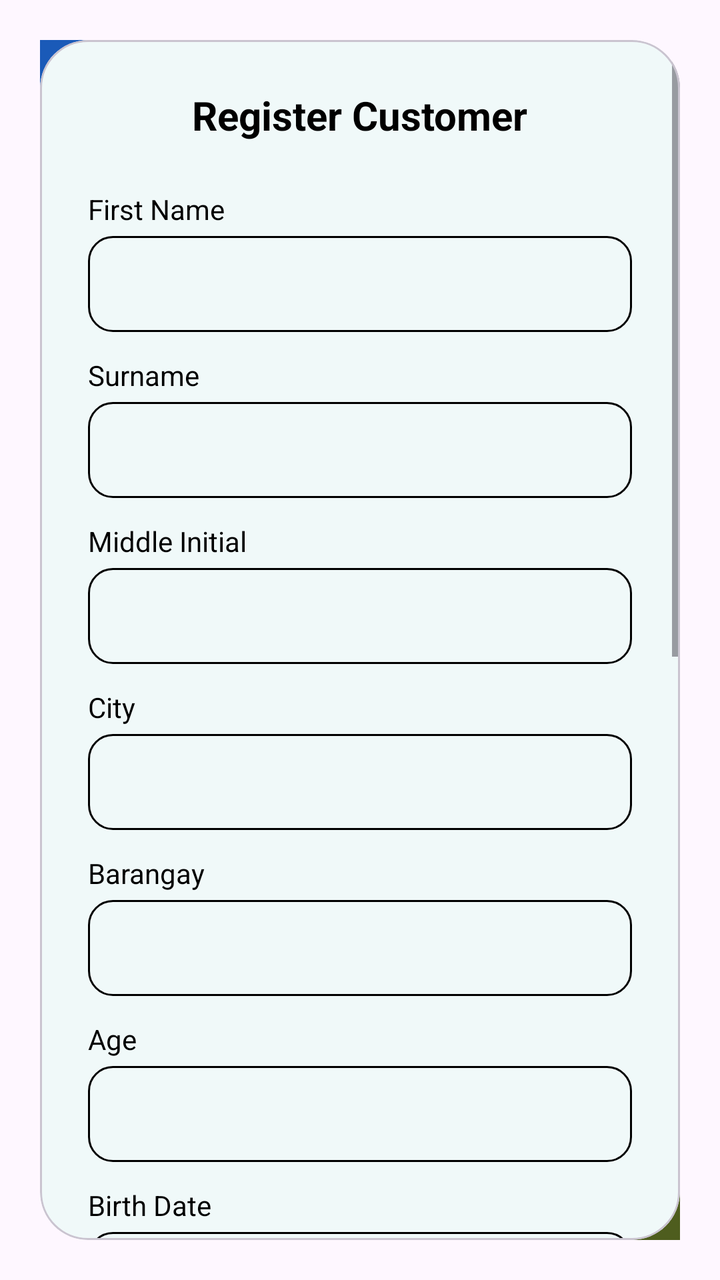
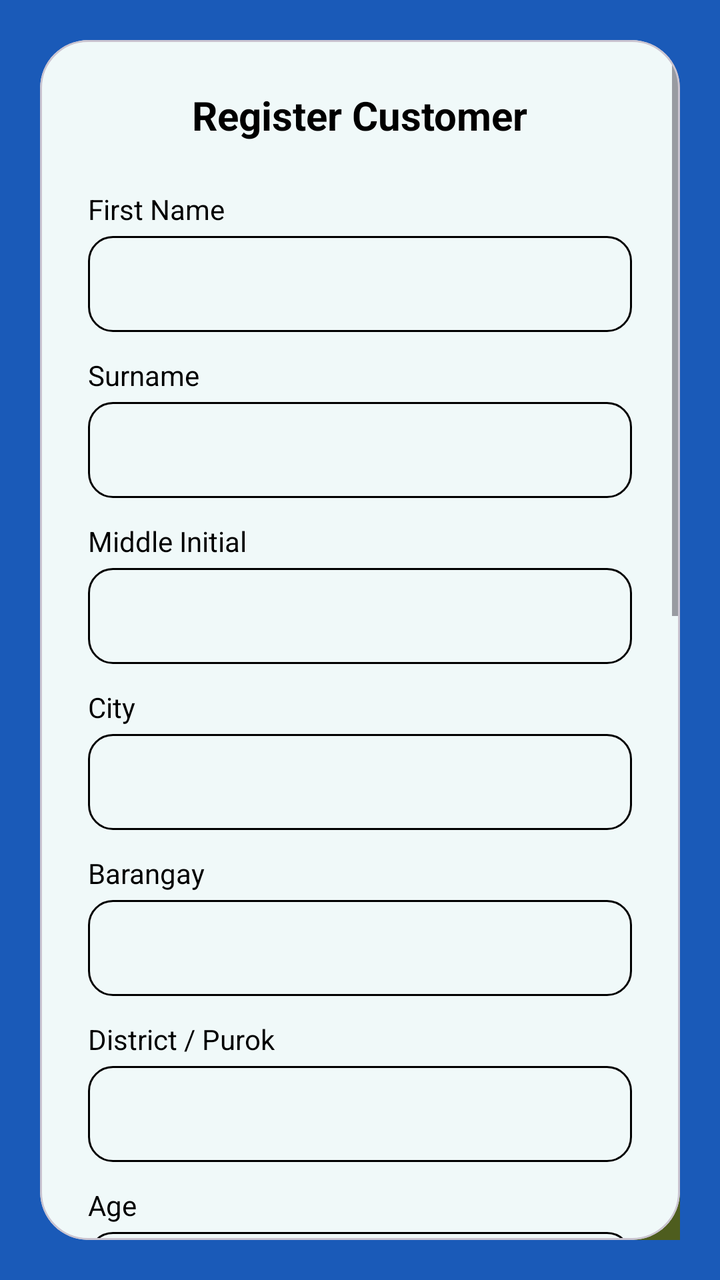

Screens rendered from an Android XML layout before and after an edit, with the pre-edit source and the edit as a unified diff.
<!-- AndroidManifest.xml: application theme Theme.PharmaFind -->
<!-- res/layout/dialog_register_customer.xml -->
<?xml version="1.0" encoding="utf-8"?>
<androidx.constraintlayout.widget.ConstraintLayout xmlns:android="http://schemas.android.com/apk/res/android"
    xmlns:app="http://schemas.android.com/apk/res-auto"
    android:layout_width="match_parent"
    android:layout_height="wrap_content"
    android:background="@color/primary_dark"
    android:padding="20dp">

    
    <View
        android:layout_width="150dp"
        android:layout_height="150dp"
        android:background="@drawable/circle_background"
        android:backgroundTint="#1A5AB8"
        android:layout_marginTop="-75dp"
        android:layout_marginStart="-75dp"
        app:layout_constraintTop_toTopOf="parent"
        app:layout_constraintStart_toStartOf="parent" />

    <View
        android:layout_width="150dp"
        android:layout_height="150dp"
        android:background="@drawable/circle_background"
        android:backgroundTint="#4E5D1E"
        android:layout_marginBottom="-75dp"
        android:layout_marginEnd="-75dp"
        app:layout_constraintBottom_toBottomOf="parent"
        app:layout_constraintEnd_toEndOf="parent" />

    <com.google.android.material.card.MaterialCardView
        android:layout_width="match_parent"
        android:layout_height="wrap_content"
        app:cardCornerRadius="24dp"
        app:cardElevation="0dp"
        app:cardBackgroundColor="#F0F9F9"
        app:layout_constraintTop_toTopOf="parent"
        app:layout_constraintBottom_toBottomOf="parent"
        app:layout_constrainedHeight="true">

        <ScrollView
            android:layout_width="match_parent"
            android:layout_height="wrap_content">

            <LinearLayout
                android:layout_width="match_parent"
                android:layout_height="wrap_content"
                android:orientation="vertical"
                android:padding="24dp">

                <TextView
                    android:id="@+id/tvRegisterTitle"
                    android:layout_width="wrap_content"
                    android:layout_height="wrap_content"
                    android:layout_gravity="center"
                    android:text="@string/register_customer"
                    android:textColor="@color/black"
                    android:textSize="20sp"
                    android:textStyle="bold"
                    android:layout_marginBottom="24dp"/>

                <TextView
                    android:layout_width="wrap_content"
                    android:layout_height="wrap_content"
                    android:text="@string/first_name"
                    android:textColor="@color/black"
                    android:textSize="14sp" />

                <EditText
                    android:id="@+id/etFirstName"
                    android:layout_width="match_parent"
                    android:layout_height="48dp"
                    android:layout_marginTop="4dp"
                    android:layout_marginBottom="12dp"
                    android:background="@drawable/edittext_background"
                    android:paddingHorizontal="12dp"
                    android:inputType="textPersonName" />

                <TextView
                    android:layout_width="wrap_content"
                    android:layout_height="wrap_content"
                    android:text="@string/surname"
                    android:textColor="@color/black"
                    android:textSize="14sp" />

                <EditText
                    android:id="@+id/etSurname"
                    android:layout_width="match_parent"
                    android:layout_height="48dp"
                    android:layout_marginTop="4dp"
                    android:layout_marginBottom="12dp"
                    android:background="@drawable/edittext_background"
                    android:paddingHorizontal="12dp"
                    android:inputType="textPersonName" />

                <TextView
                    android:layout_width="wrap_content"
                    android:layout_height="wrap_content"
                    android:text="@string/middle_initial"
                    android:textColor="@color/black"
                    android:textSize="14sp" />

                <EditText
                    android:id="@+id/etMiddleInitial"
                    android:layout_width="match_parent"
                    android:layout_height="48dp"
                    android:layout_marginTop="4dp"
                    android:layout_marginBottom="12dp"
                    android:background="@drawable/edittext_background"
                    android:paddingHorizontal="12dp"
                    android:inputType="text" />

                <TextView
                    android:layout_width="wrap_content"
                    android:layout_height="wrap_content"
                    android:text="@string/city"
                    android:textColor="@color/black"
                    android:textSize="14sp" />

                <EditText
                    android:id="@+id/etCity"
                    android:layout_width="match_parent"
                    android:layout_height="48dp"
                    android:layout_marginTop="4dp"
                    android:layout_marginBottom="12dp"
                    android:background="@drawable/edittext_background"
                    android:paddingHorizontal="12dp"
                    android:inputType="text" />

                <TextView
                    android:layout_width="wrap_content"
                    android:layout_height="wrap_content"
                    android:text="@string/barangay"
                    android:textColor="@color/black"
                    android:textSize="14sp" />

                <EditText
                    android:id="@+id/etBarangay"
                    android:layout_width="match_parent"
                    android:layout_height="48dp"
                    android:layout_marginTop="4dp"
                    android:layout_marginBottom="12dp"
                    android:background="@drawable/edittext_background"
                    android:paddingHorizontal="12dp"
                    android:inputType="text" />

                <TextView
                    android:layout_width="wrap_content"
                    android:layout_height="wrap_content"
                    android:text="@string/age"
                    android:textColor="@color/black"
                    android:textSize="14sp" />

                <EditText
                    android:id="@+id/etAge"
                    android:layout_width="match_parent"
                    android:layout_height="48dp"
                    android:layout_marginTop="4dp"
                    android:layout_marginBottom="12dp"
                    android:background="@drawable/edittext_background"
                    android:paddingHorizontal="12dp"
                    android:inputType="number" />

                <TextView
                    android:layout_width="wrap_content"
                    android:layout_height="wrap_content"
                    android:text="@string/birth_date"
                    android:textColor="@color/black"
                    android:textSize="14sp" />

                <EditText
                    android:id="@+id/etBirthDate"
                    android:layout_width="match_parent"
                    android:layout_height="48dp"
                    android:layout_marginTop="4dp"
                    android:layout_marginBottom="12dp"
                    android:background="@drawable/edittext_background"
                    android:paddingHorizontal="12dp"
                    android:inputType="date" />

                <TextView
                    android:layout_width="wrap_content"
                    android:layout_height="wrap_content"
                    android:text="@string/email"
                    android:textColor="@color/black"
                    android:textSize="14sp" />

                <EditText
                    android:id="@+id/etEmail"
                    android:layout_width="match_parent"
                    android:layout_height="48dp"
                    android:layout_marginTop="4dp"
                    android:layout_marginBottom="12dp"
                    android:background="@drawable/edittext_background"
                    android:paddingHorizontal="12dp"
                    android:inputType="textEmailAddress" />

                <TextView
                    android:layout_width="wrap_content"
                    android:layout_height="wrap_content"
                    android:text="@string/contact"
                    android:textColor="@color/black"
                    android:textSize="14sp" />

                <EditText
                    android:id="@+id/etContact"
                    android:layout_width="match_parent"
                    android:layout_height="48dp"
                    android:layout_marginTop="4dp"
                    android:layout_marginBottom="12dp"
                    android:background="@drawable/edittext_background"
                    android:paddingHorizontal="12dp"
                    android:inputType="phone" />

                <TextView
                    android:layout_width="wrap_content"
                    android:layout_height="wrap_content"
                    android:text="@string/username"
                    android:textColor="@color/black"
                    android:textSize="14sp" />

                <EditText
                    android:id="@+id/etUsername"
                    android:layout_width="match_parent"
                    android:layout_height="48dp"
                    android:layout_marginTop="4dp"
                    android:layout_marginBottom="12dp"
                    android:background="@drawable/edittext_background"
                    android:paddingHorizontal="12dp"
                    android:inputType="text" />

                <TextView
                    android:layout_width="wrap_content"
                    android:layout_height="wrap_content"
                    android:text="@string/password"
                    android:textColor="@color/black"
                    android:textSize="14sp" />

                <EditText
                    android:id="@+id/etPassword"
                    android:layout_width="match_parent"
                    android:layout_height="48dp"
                    android:layout_marginTop="4dp"
                    android:layout_marginBottom="12dp"
                    android:background="@drawable/edittext_background"
                    android:paddingHorizontal="12dp"
                    android:inputType="textPassword" />

                <TextView
                    android:layout_width="wrap_content"
                    android:layout_height="wrap_content"
                    android:text="@string/confirm_password"
                    android:textColor="@color/black"
                    android:textSize="14sp" />

                <EditText
                    android:id="@+id/etConfirmPassword"
                    android:layout_width="match_parent"
                    android:layout_height="48dp"
                    android:layout_marginTop="4dp"
                    android:layout_marginBottom="24dp"
                    android:background="@drawable/edittext_background"
                    android:paddingHorizontal="12dp"
                    android:inputType="textPassword" />

                <com.google.android.material.button.MaterialButton
                    android:id="@+id/btnSubmitRegister"
                    android:layout_width="match_parent"
                    android:layout_height="60dp"
                    android:text="@string/register"
                    android:textAllCaps="false"
                    app:cornerRadius="30dp"
                    app:backgroundTint="@color/primary_teal" />

            </LinearLayout>
        </ScrollView>
    </com.google.android.material.card.MaterialCardView>

</androidx.constraintlayout.widget.ConstraintLayout>
<!-- resources referenced by this layout -->
<resources>
  <color name="black">#FF000000</color>
  <color name="primary_teal">#3A8E9D</color>
  <!-- drawable circle_background (drawable) -->
  <?xml version="1.0" encoding="utf-8"?>
  <shape xmlns:android="http://schemas.android.com/apk/res/android"
      android:shape="oval">
      <solid android:color="#A0D8D8" />
  </shape>
  <!-- drawable edittext_background (drawable) -->
  <?xml version="1.0" encoding="utf-8"?>
  <shape xmlns:android="http://schemas.android.com/apk/res/android">
      <corners android:radius="12dp" />
      <stroke android:width="1dp" android:color="#000000" />
      <solid android:color="@android:color/transparent" />
  </shape>
  <string name="age">Age</string>
  <string name="barangay">Barangay</string>
  <string name="birth_date">Birth Date</string>
  <string name="city">City</string>
  <string name="confirm_password">Confirm Password</string>
  <string name="contact">Contact</string>
  <string name="email">Email</string>
  <string name="first_name">First Name</string>
  <string name="middle_initial">Middle Initial</string>
  <string name="password">Password</string>
  <string name="register">Register</string>
  <string name="register_customer">Register Customer</string>
  <string name="surname">Surname</string>
  <string name="username">Username</string>
  <style name="Theme.PharmaFind" parent="Base.Theme.PharmaFind" />
  <style name="Base.Theme.PharmaFind" parent="Theme.Material3.DayNight.NoActionBar">
          
          
      </style>
</resources>

<!-- the commit's change to res/layout/dialog_register_customer.xml (unified diff, before → after) -->
@@ -73,6 +73,7 @@
                     android:layout_marginBottom="12dp"
                     android:background="@drawable/edittext_background"
                     android:paddingHorizontal="12dp"
+                    android:textColor="@color/black"
                     android:inputType="textPersonName" />
 
                 <TextView
@@ -90,6 +91,7 @@
                     android:layout_marginBottom="12dp"
                     android:background="@drawable/edittext_background"
                     android:paddingHorizontal="12dp"
+                    android:textColor="@color/black"
                     android:inputType="textPersonName" />
 
                 <TextView
@@ -107,6 +109,7 @@
                     android:layout_marginBottom="12dp"
                     android:background="@drawable/edittext_background"
                     android:paddingHorizontal="12dp"
+                    android:textColor="@color/black"
                     android:inputType="text" />
 
                 <TextView
@@ -124,6 +127,7 @@
                     android:layout_marginBottom="12dp"
                     android:background="@drawable/edittext_background"
                     android:paddingHorizontal="12dp"
+                    android:textColor="@color/black"
                     android:inputType="text" />
 
                 <TextView
@@ -141,6 +145,25 @@
                     android:layout_marginBottom="12dp"
                     android:background="@drawable/edittext_background"
                     android:paddingHorizontal="12dp"
+                    android:textColor="@color/black"
+                    android:inputType="text" />
+
+                <TextView
+                    android:layout_width="wrap_content"
+                    android:layout_height="wrap_content"
+                    android:text="@string/district"
+                    android:textColor="@color/black"
+                    android:textSize="14sp" />
+
+                <EditText
+                    android:id="@+id/etDistrict"
+                    android:layout_width="match_parent"
+                    android:layout_height="48dp"
+                    android:layout_marginTop="4dp"
+                    android:layout_marginBottom="12dp"
+                    android:background="@drawable/edittext_background"
+                    android:paddingHorizontal="12dp"
+                    android:textColor="@color/black"
                     android:inputType="text" />
 
                 <TextView
@@ -158,6 +181,7 @@
                     android:layout_marginBottom="12dp"
                     android:background="@drawable/edittext_background"
                     android:paddingHorizontal="12dp"
+                    android:textColor="@color/black"
                     android:inputType="number" />
 
                 <TextView
@@ -175,7 +199,11 @@
                     android:layout_marginBottom="12dp"
                     android:background="@drawable/edittext_background"
                     android:paddingHorizontal="12dp"
-                    android:inputType="date" />
+                    android:textColor="@color/black"
+                    android:focusable="false"
+                    android:clickable="true"
+                    android:hint="YYYY-MM-DD"
+                    android:textColorHint="@color/text_gray" />
 
                 <TextView
                     android:layout_width="wrap_content"
@@ -192,6 +220,7 @@
                     android:layout_marginBottom="12dp"
                     android:background="@drawable/edittext_background"
                     android:paddingHorizontal="12dp"
+                    android:textColor="@color/black"
                     android:inputType="textEmailAddress" />
 
                 <TextView
@@ -209,6 +238,7 @@
                     android:layout_marginBottom="12dp"
                     android:background="@drawable/edittext_background"
                     android:paddingHorizontal="12dp"
+                    android:textColor="@color/black"
                     android:inputType="phone" />
 
                 <TextView
@@ -226,6 +256,7 @@
                     android:layout_marginBottom="12dp"
                     android:background="@drawable/edittext_background"
                     android:paddingHorizontal="12dp"
+                    android:textColor="@color/black"
                     android:inputType="text" />
 
                 <TextView
@@ -243,6 +274,7 @@
                     android:layout_marginBottom="12dp"
                     android:background="@drawable/edittext_background"
                     android:paddingHorizontal="12dp"
+                    android:textColor="@color/black"
                     android:inputType="textPassword" />
 
                 <TextView
@@ -260,6 +292,7 @@
                     android:layout_marginBottom="24dp"
                     android:background="@drawable/edittext_background"
                     android:paddingHorizontal="12dp"
+                    android:textColor="@color/black"
                     android:inputType="textPassword" />
 
                 <com.google.android.material.button.MaterialButton
<!-- resource entries referenced after the edit -->
@@ -1,7 +1,9 @@
 <!-- resources referenced by this layout -->
 <resources>
   <color name="black">#FF000000</color>
+  <color name="primary_dark">#1A5AB8</color>
   <color name="primary_teal">#3A8E9D</color>
+  <color name="text_gray">#666666</color>
   <!-- drawable circle_background (drawable) -->
   <?xml version="1.0" encoding="utf-8"?>
   <shape xmlns:android="http://schemas.android.com/apk/res/android"
@@ -21,6 +23,7 @@
   <string name="city">City</string>
   <string name="confirm_password">Confirm Password</string>
   <string name="contact">Contact</string>
+  <string name="district">District / Purok</string>
   <string name="email">Email</string>
   <string name="first_name">First Name</string>
   <string name="middle_initial">Middle Initial</string>
